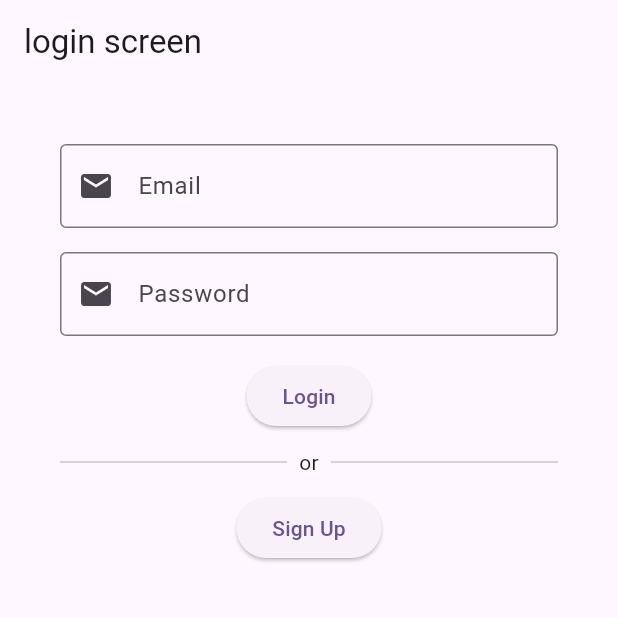
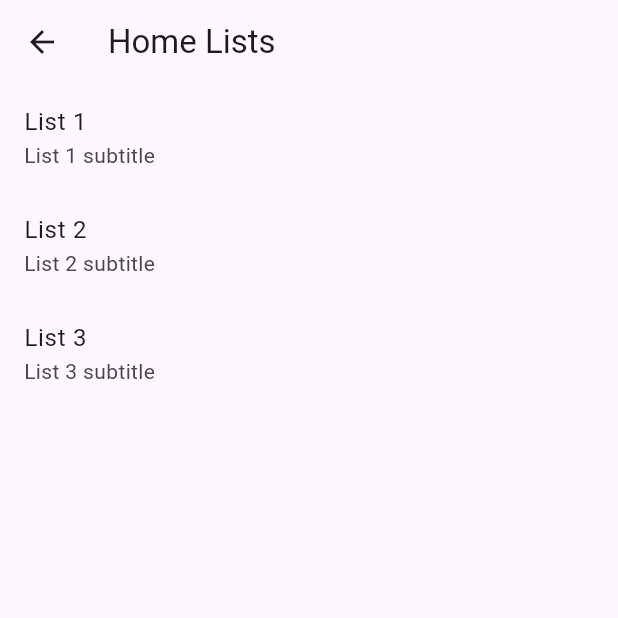
Before and after one commit to rorosana/trip_mate, a Flutter app: the screen it shows after launch, after a tap on "Login", on a phone screen of 412 x 824 dp, the top half of it. Run offline on Flutter 3.47's test engine with Material 3 defaults, Android fonts, the light colour scheme and no system bars.

Commit message:
🚚 route to home lists

```diff
--- a/lib/auth/screens/login_screen.dart
+++ b/lib/auth/screens/login_screen.dart
@@ -1,5 +1,6 @@
 import 'package:flutter/material.dart';
 import 'package:trip_mate/auth/screens/register_screen.dart';
+import 'package:trip_mate/screens/home_lists.dart';
 
 class LoginScreen extends StatefulWidget {
   const LoginScreen({super.key});
@@ -44,7 +45,12 @@ class LoginScreenState extends State<LoginScreen> {
                 ),
                 const SizedBox(height: 16),
                 ElevatedButton(
-                  onPressed: (() {}),
+                  onPressed: () {
+                    Navigator.push(
+                      context,
+                      MaterialPageRoute(builder: (context) => const HomeLists()),
+                    );
+                  },
                   child: const Text('Login'),
                 ),
                 const SizedBox(height: 10),
--- /dev/null
+++ b/lib/screens/home_lists.dart
@@ -0,0 +1,37 @@
+import 'package:flutter/material.dart';
+
+class HomeLists extends StatefulWidget {
+  const HomeLists({Key? key}) : super(key: key);
+
+  @override
+  HomeListsState createState() => HomeListsState();
+}
+
+class HomeListsState extends State<HomeLists> {
+  @override
+  Widget build(BuildContext context) {
+    return Scaffold(
+      appBar: AppBar(
+        title: const Text('Home Lists'),
+      ),
+      body: const Center(
+        child: Column(
+          children: [
+            ListTile(
+              title: Text('List 1'),
+              subtitle: Text('List 1 subtitle'),
+            ),
+            ListTile(
+              title: Text('List 2'),
+              subtitle: Text('List 2 subtitle'),
+            ),
+            ListTile(
+              title: Text('List 3'),
+              subtitle: Text('List 3 subtitle'),
+            ),
+          ],
+        ),
+      ),
+    );
+  }
+}
--- /dev/null
+++ b/lib/screens/list_view.dart
@@ -0,0 +1 @@
+//to create and edit the list. the point of the list.
--- /dev/null
+++ b/lib/screens/welcome.dart
@@ -0,0 +1 @@
+//the first screen only shows once
```
